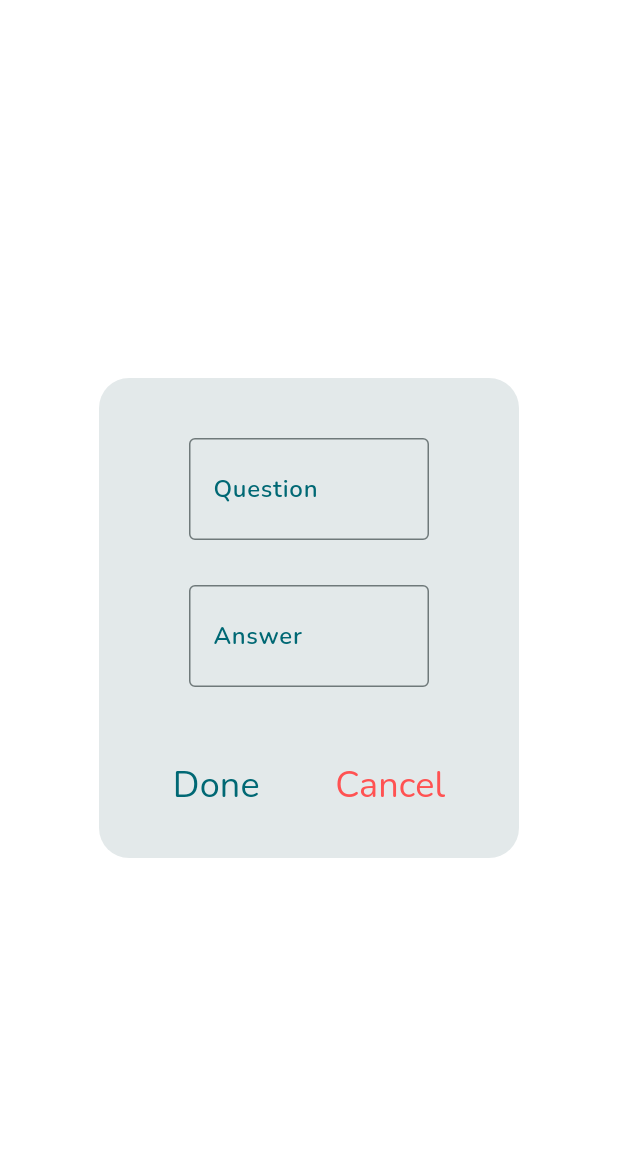
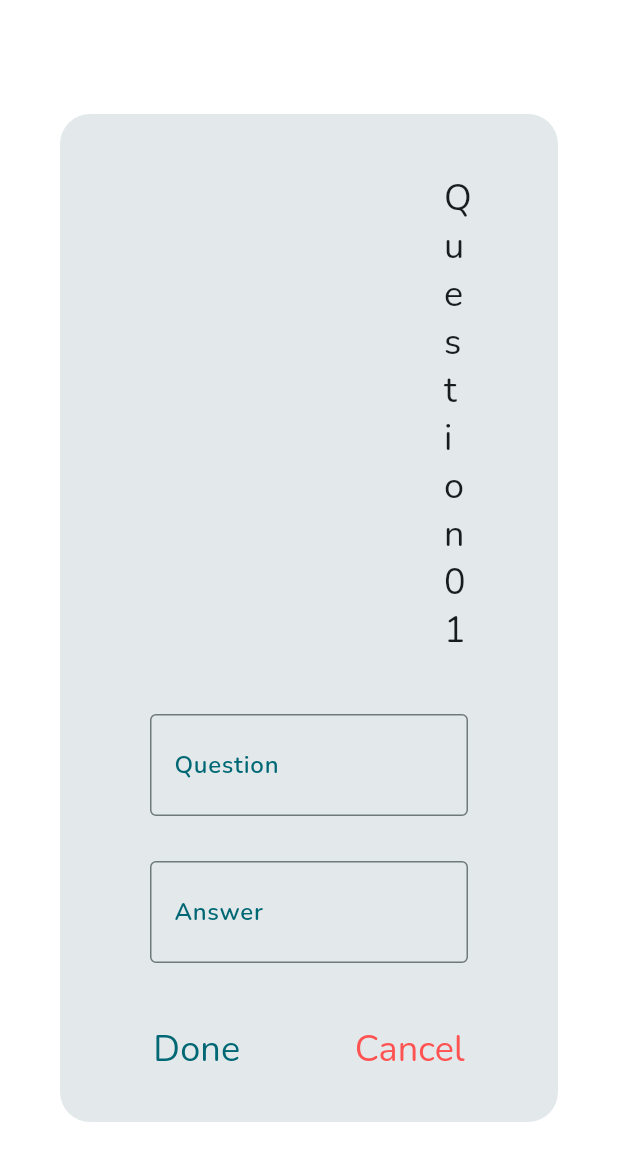
Before and after one commit to Bill-GD/kim_lien_intelligence, a Flutter app: the ObstacleEditorDialog screen opened directly with empty values, on a phone screen of 412 x 824 dp. Shown: the top 1161 px of the screen. Run offline on Flutter 3.47's test engine with Material 3 defaults, Android fonts, the phone set to English and light mode, and no system bars; our stand-ins replace file_picker, font_awesome_flutter, logger, package_info_plus, theme_provider; missing offline and left inert: excel, network_info_plus, side_navigation, window_manager; statements that could not run were skipped.

Commit message:
obs question title

```diff
--- a/kli_server/lib/data_manager/obstacle/obstacle_question_editor.dart
+++ b/kli_server/lib/data_manager/obstacle/obstacle_question_editor.dart
@@ -37,8 +37,12 @@ class _ObstacleEditorDialogState extends State<ObstacleEditorDialog> {
       backgroundColor: Colors.transparent,
       body: AlertDialog(
         shape: RoundedRectangleBorder(borderRadius: BorderRadius.circular(20)),
-        titlePadding: const EdgeInsets.symmetric(vertical: 32, horizontal: 256),
-        contentPadding: const EdgeInsets.symmetric(vertical: 40, horizontal: 60),
+        titlePadding: const EdgeInsets.symmetric(vertical: 40, horizontal: 256),
+        contentPadding: const EdgeInsets.only(bottom: 32, left: 60, right: 60),
+        title: Text(
+          widget.question.id < 4 ? 'Question 0${widget.question.id + 1}' : 'Middle',
+          textAlign: TextAlign.center,
+        ),
         content: Column(
           mainAxisSize: MainAxisSize.min,
           mainAxisAlignment: MainAxisAlignment.spaceAround,
--- a/kli_server/lib/data_manager/obstacle/obstacle_question_manager.dart
+++ b/kli_server/lib/data_manager/obstacle/obstacle_question_manager.dart
@@ -199,7 +199,7 @@ class _ObstacleQuestionManagerState extends State<ObstacleQuestionManager> {
                     logger.i('No file selected');
                   },
           ),
-          button(context, 'Export Excel', null),
+          Tooltip(message: 'Not available yet', child: button(context, 'Export Excel', null)),
           button(
             context,
             'Remove Questions',
--- a/kli_server/pubspec.yaml
+++ b/kli_server/pubspec.yaml
@@ -16,7 +16,7 @@ publish_to: 'none' # Remove this line if you wish to publish to pub.dev
 # https://developer.apple.com/library/archive/documentation/General/Reference/InfoPlistKeyReference/Articles/CoreFoundationKeys.html
 # In Windows, build-name is used as the major, minor, and patch parts
 # of the product and file versions while build-number is used as the build suffix.
-version: 0.2.0+1
+version: 0.2.1
 
 environment:
   sdk: '>=2.19.6 <4.0.0'
```
